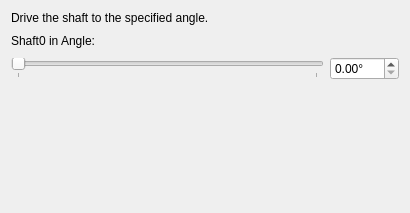
The window that core/panel/run_Drive_shaft.ui (KmolYuan/Pyslvs-UI) describes before a commit, drawn with Qt 5.
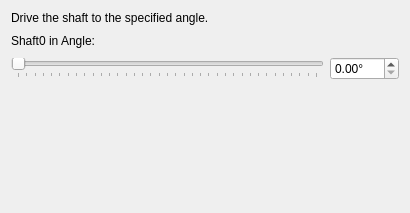
The same window after the commit.

Commit message: Panel's slider bar adjustment.

The edit to the form file:
```diff
--- a/core/panel/run_Drive_shaft.ui
+++ b/core/panel/run_Drive_shaft.ui
@@ -77,7 +77,7 @@
         <enum>QSlider::TicksBelow</enum>
        </property>
        <property name="tickInterval">
-        <number>36000</number>
+        <number>1000</number>
        </property>
       </widget>
      </item>
```
The commit also changes 3 other files.
